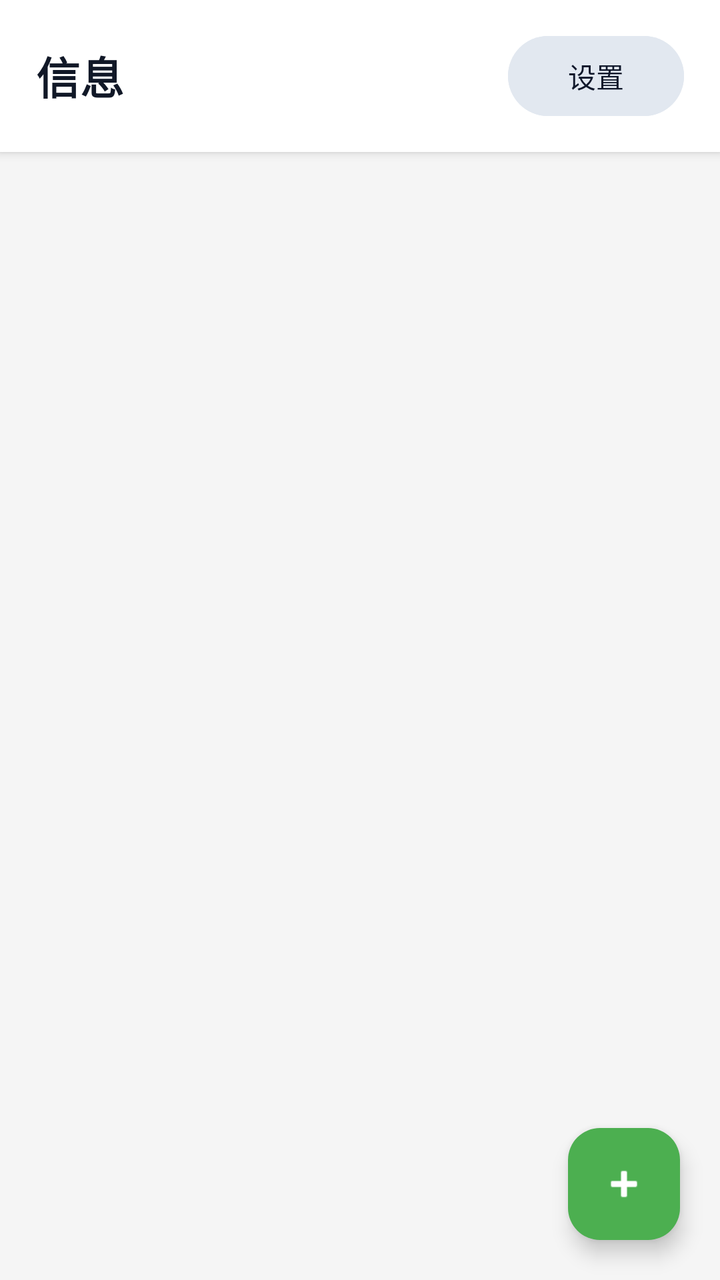
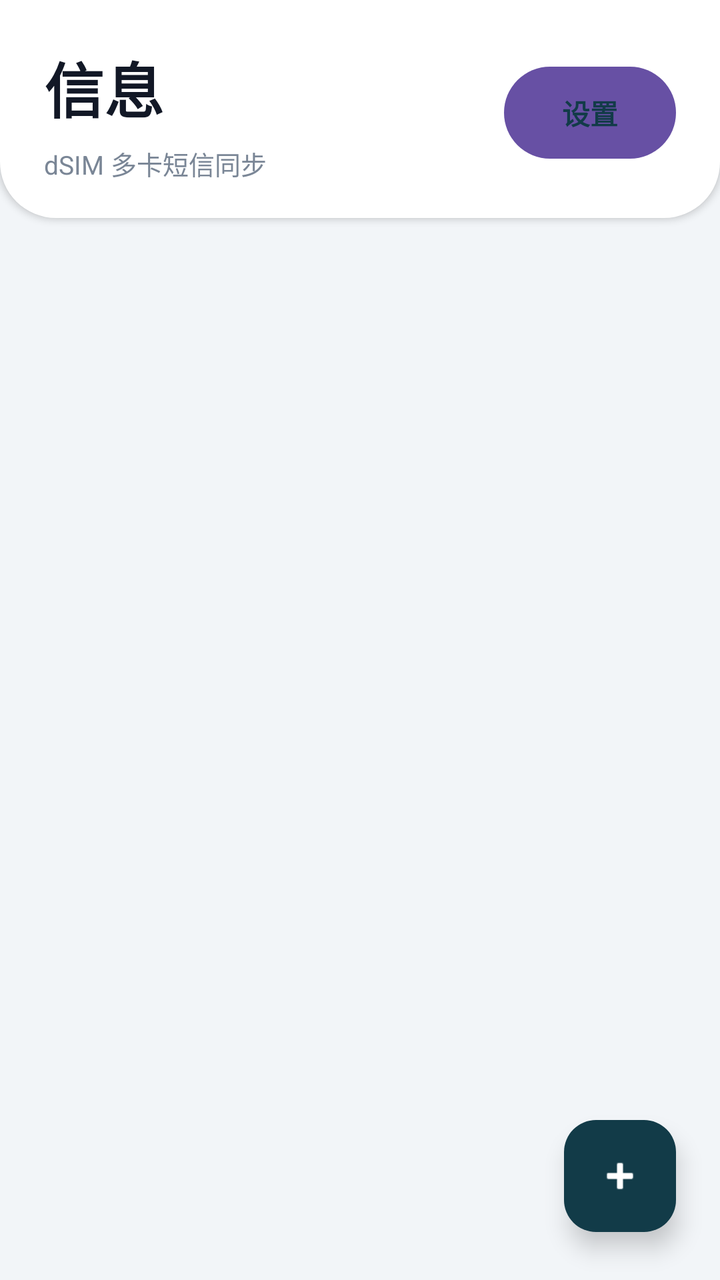

The first picture is an Android layout as it rendered before a commit; the second is the same layout after the commit. The layout source and the unified diff follow.
<!-- AndroidManifest.xml: application theme Theme.DSIM -->
<!-- res/layout/activity_sms_list.xml -->
<?xml version="1.0" encoding="utf-8"?>
<LinearLayout xmlns:android="http://schemas.android.com/apk/res/android"
    xmlns:app="http://schemas.android.com/apk/res-auto"
    android:layout_width="match_parent"
    android:layout_height="match_parent"
    android:background="#F5F5F5"
    android:orientation="vertical">

    <LinearLayout
        android:layout_width="match_parent"
        android:layout_height="wrap_content"
        android:background="#FFFFFF"
        android:elevation="3dp"
        android:gravity="center_vertical"
        android:orientation="horizontal"
        android:paddingStart="18dp"
        android:paddingTop="14dp"
        android:paddingEnd="18dp"
        android:paddingBottom="14dp">

        <TextView
            android:layout_width="0dp"
            android:layout_height="wrap_content"
            android:layout_weight="1"
            android:text="信息"
            android:textColor="#111827"
            android:textSize="22sp"
            android:textStyle="bold" />

        <Button
            android:id="@+id/btnOpenSettings"
            android:layout_width="wrap_content"
            android:layout_height="wrap_content"
            android:backgroundTint="#E2E8F0"
            android:paddingStart="16dp"
            android:paddingEnd="16dp"
            android:text="设置"
            android:textAllCaps="false"
            android:textColor="#0F172A" />
    </LinearLayout>

    <LinearLayout
        android:id="@+id/setupGuideContainer"
        android:layout_width="match_parent"
        android:layout_height="wrap_content"
        android:layout_marginStart="14dp"
        android:layout_marginTop="12dp"
        android:layout_marginEnd="14dp"
        android:background="#FFFFFF"
        android:elevation="2dp"
        android:orientation="vertical"
        android:padding="16dp"
        android:visibility="gone">

        <TextView
            android:id="@+id/tvSetupGuideTitle"
            android:layout_width="match_parent"
            android:layout_height="wrap_content"
            android:text="完成基础配置"
            android:textColor="#111827"
            android:textSize="16sp"
            android:textStyle="bold" />

        <TextView
            android:id="@+id/tvSetupGuideStatus"
            android:layout_width="match_parent"
            android:layout_height="wrap_content"
            android:layout_marginTop="6dp"
            android:textColor="#64748B"
            android:textSize="13sp" />

        <Button
            android:id="@+id/btnSetupGuideSettings"
            android:layout_width="match_parent"
            android:layout_height="wrap_content"
            android:layout_marginTop="12dp"
            android:backgroundTint="#2457F5"
            android:text="进入设置"
            android:textAllCaps="false"
            android:textColor="#FFFFFF" />
    </LinearLayout>

    <FrameLayout
        android:layout_width="match_parent"
        android:layout_height="0dp"
        android:layout_weight="1">

        <androidx.recyclerview.widget.RecyclerView
            android:id="@+id/recyclerViewSms"
            android:layout_width="match_parent"
            android:layout_height="match_parent"
            android:clipToPadding="false"
            android:paddingBottom="96dp" />

        <com.google.android.material.floatingactionbutton.FloatingActionButton
            android:id="@+id/fabNewConversation"
            android:layout_width="wrap_content"
            android:layout_height="wrap_content"
            android:layout_gravity="bottom|end"
            android:layout_margin="20dp"
            android:contentDescription="新建会话"
            android:src="@android:drawable/ic_input_add"
            app:backgroundTint="#4CAF50"
            app:tint="#FFFFFF" />
    </FrameLayout>

</LinearLayout>
<!-- resources referenced by this layout -->
<resources>
  <style name="Theme.DSIM" parent="Base.Theme.DSIM" />
  <style name="Base.Theme.DSIM" parent="Theme.Material3.DayNight.NoActionBar">
          
          
      </style>
</resources>

<!-- the commit's change to res/layout/activity_sms_list.xml (unified diff, before → after) -->
@@ -3,40 +3,72 @@
     xmlns:app="http://schemas.android.com/apk/res-auto"
     android:layout_width="match_parent"
     android:layout_height="match_parent"
-    android:background="#F5F5F5"
+    android:background="#F2F5F8"
     android:orientation="vertical">
 
     <LinearLayout
         android:layout_width="match_parent"
         android:layout_height="wrap_content"
-        android:background="#FFFFFF"
-        android:elevation="3dp"
-        android:gravity="center_vertical"
-        android:orientation="horizontal"
-        android:paddingStart="18dp"
-        android:paddingTop="14dp"
-        android:paddingEnd="18dp"
-        android:paddingBottom="14dp">
+        android:background="@drawable/bg_home_header"
+        android:elevation="2dp"
+        android:orientation="vertical"
+        android:paddingStart="22dp"
+        android:paddingTop="22dp"
+        android:paddingEnd="22dp"
+        android:paddingBottom="18dp">
 
-        <TextView
-            android:layout_width="0dp"
+        <LinearLayout
+            android:layout_width="match_parent"
             android:layout_height="wrap_content"
-            android:layout_weight="1"
-            android:text="信息"
-            android:textColor="#111827"
-            android:textSize="22sp"
-            android:textStyle="bold" />
+            android:gravity="center_vertical"
+            android:orientation="horizontal">
 
-        <Button
-            android:id="@+id/btnOpenSettings"
-            android:layout_width="wrap_content"
-            android:layout_height="wrap_content"
-            android:backgroundTint="#E2E8F0"
-            android:paddingStart="16dp"
-            android:paddingEnd="16dp"
-            android:text="设置"
-            android:textAllCaps="false"
-            android:textColor="#0F172A" />
+            <LinearLayout
+                android:layout_width="0dp"
+                android:layout_height="wrap_content"
+                android:layout_weight="1"
+                android:orientation="vertical">
+
+                <TextView
+                    android:layout_width="match_parent"
+                    android:layout_height="wrap_content"
+                    android:includeFontPadding="false"
+                    android:text="信息"
+                    android:textColor="#121826"
+                    android:textSize="30sp"
+                    android:textStyle="bold" />
+
+                <TextView
+                    android:id="@+id/tvHomeSubtitle"
+                    android:layout_width="match_parent"
+                    android:layout_height="wrap_content"
+                    android:layout_marginTop="7dp"
+                    android:includeFontPadding="false"
+                    android:text="dSIM 多卡短信同步"
+                    android:textColor="#7A8696"
+                    android:textSize="13sp" />
+            </LinearLayout>
+
+            <Button
+                android:id="@+id/btnOpenSettings"
+                android:layout_width="86dp"
+                android:layout_height="46dp"
+                android:background="@drawable/bg_home_settings_button"
+                android:drawableStart="@drawable/ic_home_settings"
+                android:drawablePadding="6dp"
+                android:gravity="center"
+                android:includeFontPadding="false"
+                android:minWidth="0dp"
+                android:minHeight="0dp"
+                android:paddingStart="12dp"
+                android:paddingEnd="12dp"
+                android:stateListAnimator="@null"
+                android:text="设置"
+                android:textAllCaps="false"
+                android:textColor="#123B48"
+                android:textSize="14sp"
+                android:textStyle="bold" />
+        </LinearLayout>
     </LinearLayout>
 
     <LinearLayout
@@ -44,10 +76,10 @@
         android:layout_width="match_parent"
         android:layout_height="wrap_content"
         android:layout_marginStart="14dp"
-        android:layout_marginTop="12dp"
+        android:layout_marginTop="14dp"
         android:layout_marginEnd="14dp"
-        android:background="#FFFFFF"
-        android:elevation="2dp"
+        android:background="@drawable/bg_home_setup_card"
+        android:elevation="0dp"
         android:orientation="vertical"
         android:padding="16dp"
         android:visibility="gone">
@@ -56,8 +88,9 @@
             android:id="@+id/tvSetupGuideTitle"
             android:layout_width="match_parent"
             android:layout_height="wrap_content"
+            android:includeFontPadding="false"
             android:text="完成基础配置"
-            android:textColor="#111827"
+            android:textColor="#3B2C12"
             android:textSize="16sp"
             android:textStyle="bold" />
 
@@ -65,43 +98,55 @@
             android:id="@+id/tvSetupGuideStatus"
             android:layout_width="match_parent"
             android:layout_height="wrap_content"
-            android:layout_marginTop="6dp"
-            android:textColor="#64748B"
+            android:layout_marginTop="8dp"
+            android:lineSpacingExtra="1dp"
+            android:textColor="#7A5B20"
             android:textSize="13sp" />
 
         <Button
             android:id="@+id/btnSetupGuideSettings"
             android:layout_width="match_parent"
-            android:layout_height="wrap_content"
-            android:layout_marginTop="12dp"
-            android:backgroundTint="#2457F5"
+            android:layout_height="42dp"
+            android:layout_marginTop="13dp"
+            android:background="@drawable/bg_home_setup_button"
+            android:includeFontPadding="false"
+            android:minHeight="0dp"
+            android:stateListAnimator="@null"
             android:text="进入设置"
             android:textAllCaps="false"
-            android:textColor="#FFFFFF" />
+            android:textColor="#FFFFFF"
+            android:textSize="14sp"
+            android:textStyle="bold" />
     </LinearLayout>
 
     <FrameLayout
         android:layout_width="match_parent"
         android:layout_height="0dp"
-        android:layout_weight="1">
+        android:layout_weight="1"
+        android:background="#F2F5F8">
 
         <androidx.recyclerview.widget.RecyclerView
             android:id="@+id/recyclerViewSms"
             android:layout_width="match_parent"
             android:layout_height="match_parent"
             android:clipToPadding="false"
-            android:paddingBottom="96dp" />
+            android:paddingStart="10dp"
+            android:paddingTop="10dp"
+            android:paddingEnd="10dp"
+            android:paddingBottom="108dp" />
 
         <com.google.android.material.floatingactionbutton.FloatingActionButton
             android:id="@+id/fabNewConversation"
             android:layout_width="wrap_content"
             android:layout_height="wrap_content"
             android:layout_gravity="bottom|end"
-            android:layout_margin="20dp"
+            android:layout_marginEnd="22dp"
+            android:layout_marginBottom="24dp"
             android:contentDescription="新建会话"
             android:src="@android:drawable/ic_input_add"
-            app:backgroundTint="#4CAF50"
+            app:backgroundTint="#123B48"
+            app:elevation="7dp"
+            app:fabSize="normal"
             app:tint="#FFFFFF" />
     </FrameLayout>
-
 </LinearLayout>
<!-- resource entries referenced after the edit -->
@@ -1,5 +1,46 @@
 <!-- resources referenced by this layout -->
 <resources>
+  <!-- drawable bg_home_header (drawable) -->
+  <?xml version="1.0" encoding="utf-8"?>
+  <shape xmlns:android="http://schemas.android.com/apk/res/android">
+      <solid android:color="#FFFFFF" />
+      <corners
+          android:bottomLeftRadius="28dp"
+          android:bottomRightRadius="28dp" />
+  </shape>
+  <!-- drawable bg_home_settings_button (drawable) -->
+  <?xml version="1.0" encoding="utf-8"?>
+  <shape xmlns:android="http://schemas.android.com/apk/res/android">
+      <solid android:color="#EAF0F7" />
+      <corners android:radius="24dp" />
+  </shape>
+  <!-- drawable bg_home_setup_button (drawable) -->
+  <?xml version="1.0" encoding="utf-8"?>
+  <shape xmlns:android="http://schemas.android.com/apk/res/android">
+      <solid android:color="#123B48" />
+      <corners android:radius="18dp" />
+  </shape>
+  <!-- drawable bg_home_setup_card (drawable) -->
+  <?xml version="1.0" encoding="utf-8"?>
+  <shape xmlns:android="http://schemas.android.com/apk/res/android">
+      <solid android:color="#FFF8E7" />
+      <corners android:radius="22dp" />
+      <stroke
+          android:width="1dp"
+          android:color="#F2D6A2" />
+  </shape>
+  <!-- drawable ic_home_settings (drawable) -->
+  <?xml version="1.0" encoding="utf-8"?>
+  <vector xmlns:android="http://schemas.android.com/apk/res/android"
+      android:width="20dp"
+      android:height="20dp"
+      android:viewportWidth="24"
+      android:viewportHeight="24">
+  
+      <path
+          android:fillColor="#123B48"
+          android:pathData="M19.4,13.5c0.1,-0.5 0.1,-1 0.1,-1.5s0,-1 -0.1,-1.5l2.1,-1.6c0.3,-0.2 0.3,-0.6 0.1,-0.9l-2,-3.5c-0.2,-0.3 -0.6,-0.4 -0.9,-0.3l-2.5,1c-0.8,-0.6 -1.6,-1.1 -2.6,-1.4l-0.4,-2.6c0,-0.3 -0.3,-0.6 -0.7,-0.6h-4c-0.3,0 -0.6,0.2 -0.7,0.6l-0.4,2.6c-0.9,0.3 -1.8,0.8 -2.6,1.4l-2.5,-1c-0.3,-0.1 -0.7,0 -0.9,0.3l-2,3.5c-0.2,0.3 -0.1,0.7 0.1,0.9l2.1,1.6c-0.1,0.5 -0.1,1 -0.1,1.5s0,1 0.1,1.5l-2.1,1.6c-0.3,0.2 -0.3,0.6 -0.1,0.9l2,3.5c0.2,0.3 0.6,0.4 0.9,0.3l2.5,-1c0.8,0.6 1.6,1.1 2.6,1.4l0.4,2.6c0,0.3 0.3,0.6 0.7,0.6h4c0.3,0 0.6,-0.2 0.7,-0.6l0.4,-2.6c0.9,-0.3 1.8,-0.8 2.6,-1.4l2.5,1c0.3,0.1 0.7,0 0.9,-0.3l2,-3.5c0.2,-0.3 0.1,-0.7 -0.1,-0.9zM10.5,15.5c-1.9,0 -3.5,-1.6 -3.5,-3.5s1.6,-3.5 3.5,-3.5s3.5,1.6 3.5,3.5s-1.6,3.5 -3.5,3.5z" />
+  </vector>
   <style name="Theme.DSIM" parent="Base.Theme.DSIM" />
   <style name="Base.Theme.DSIM" parent="Theme.Material3.DayNight.NoActionBar">
           
